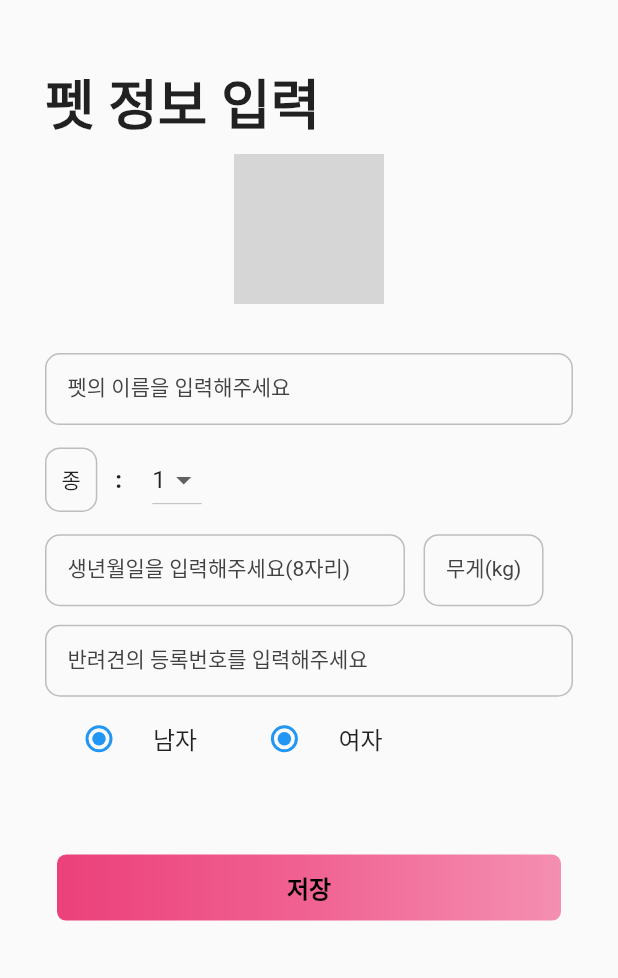
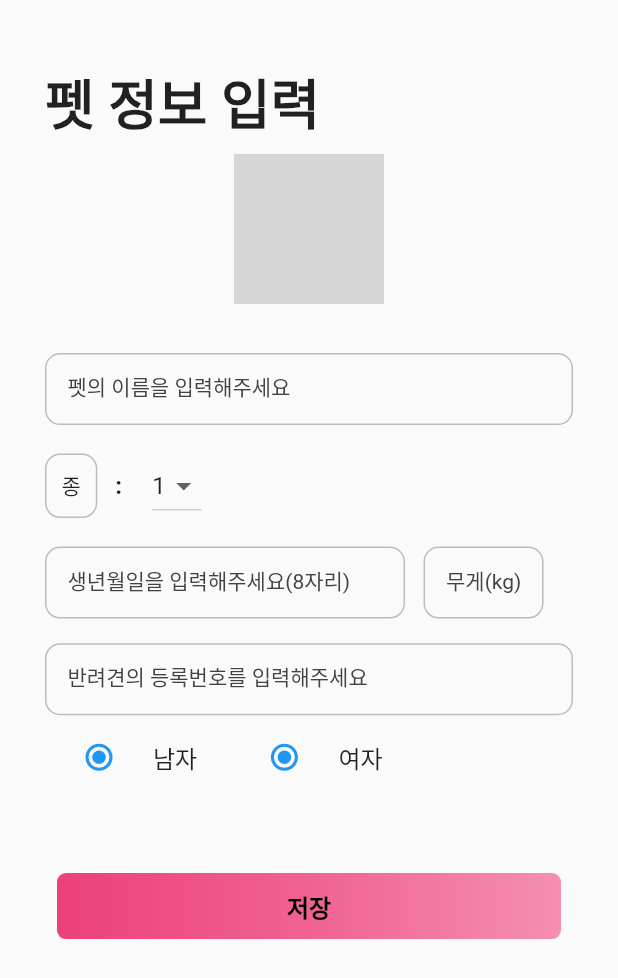
Before and after one commit to JmSmartProject/FrontEnd, a Flutter app: the PetSignupPage screen opened directly, on a phone screen of 412 x 824 dp. Shown: the top 978 px of the screen. Run offline on Flutter 3.47's test engine with Material 2 defaults, Android fonts, the phone set to English and light mode, and no system bars; network calls fail; grey boxes are pictures that could not be loaded.

Commit message:
Update pet_signup.dart

```diff
--- a/JMSmart_project/lib/modules/login_page/pet_signup.dart
+++ b/JMSmart_project/lib/modules/login_page/pet_signup.dart
@@ -88,7 +88,7 @@ class _PetSignupState extends State<PetSignupPage> {
                 ),
               ),
               SizedBox(
-                  height: size.height * 0.015
+                  height: size.height * 0.02
               ),
               Row(
                 children: [
@@ -127,7 +127,7 @@ class _PetSignupState extends State<PetSignupPage> {
                 ],
               ),
               SizedBox(
-                  height: size.height * 0.015
+                  height: size.height * 0.02
               ),
               Row(
                 crossAxisAlignment: CrossAxisAlignment.start,
@@ -176,7 +176,7 @@ class _PetSignupState extends State<PetSignupPage> {
                 ],
               ),
               SizedBox(
-                  height: size.height * 0.015
+                  height: size.height * 0.02
               ),
               TextField(
                 decoration: InputDecoration(
```
